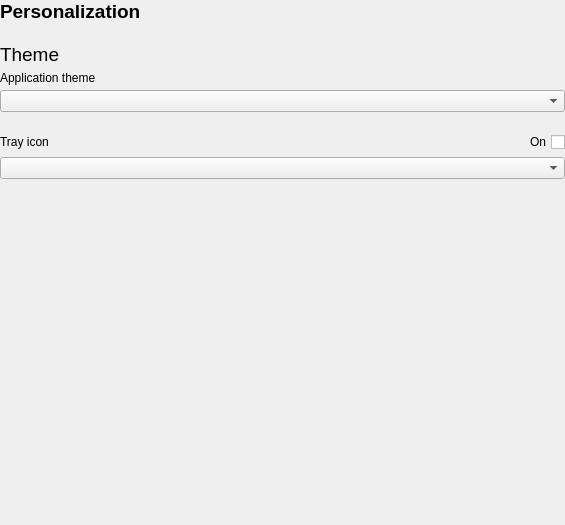
This is zapzap/view/ui/personalization_page.ui in jmbatistav/zapzap as Qt 5 draws it before an edit. The edited form follows.
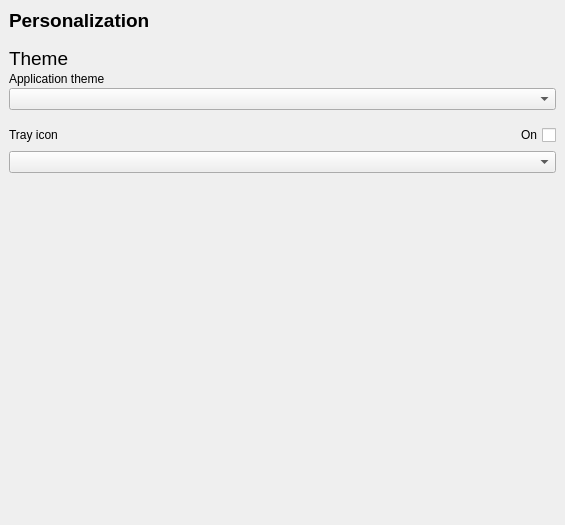
This is the edited form.

```diff
--- a/zapzap/view/ui/personalization_page.ui
+++ b/zapzap/view/ui/personalization_page.ui
@@ -48,19 +48,19 @@
       </property>
       <layout class="QVBoxLayout" name="verticalLayout_2">
        <property name="spacing">
-        <number>20</number>
+        <number>15</number>
        </property>
        <property name="leftMargin">
-        <number>0</number>
+        <number>9</number>
        </property>
        <property name="topMargin">
-        <number>0</number>
+        <number>9</number>
        </property>
        <property name="rightMargin">
-        <number>0</number>
+        <number>9</number>
        </property>
        <property name="bottomMargin">
-        <number>0</number>
+        <number>9</number>
        </property>
        <item>
         <widget class="QLabel" name="label">
@@ -78,7 +78,7 @@
        <item>
         <layout class="QVBoxLayout" name="verticalLayout">
          <property name="spacing">
-          <number>5</number>
+          <number>2</number>
          </property>
          <item>
           <widget class="QLabel" name="label_2">
@@ -107,7 +107,7 @@
        <item>
         <layout class="QGridLayout" name="gridLayout">
          <property name="spacing">
-          <number>5</number>
+          <number>6</number>
          </property>
          <item row="0" column="1">
           <widget class="QCheckBox" name="disableTrayIcon">
```
